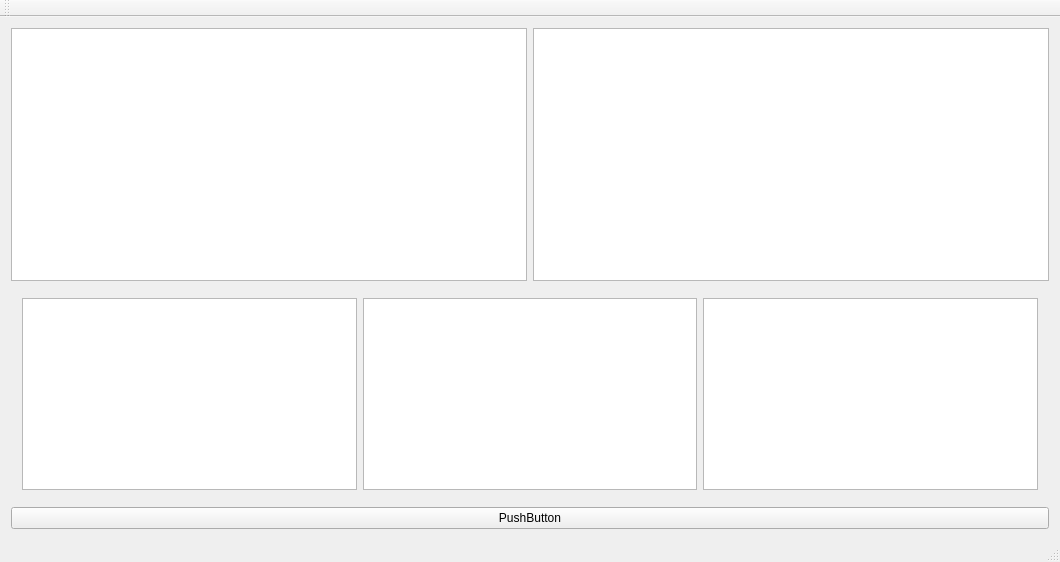
This is biobos_model/mainwindow.ui in Drakenhielm/Biobokningssystem as Qt 5 draws it before an edit. The edited form follows.
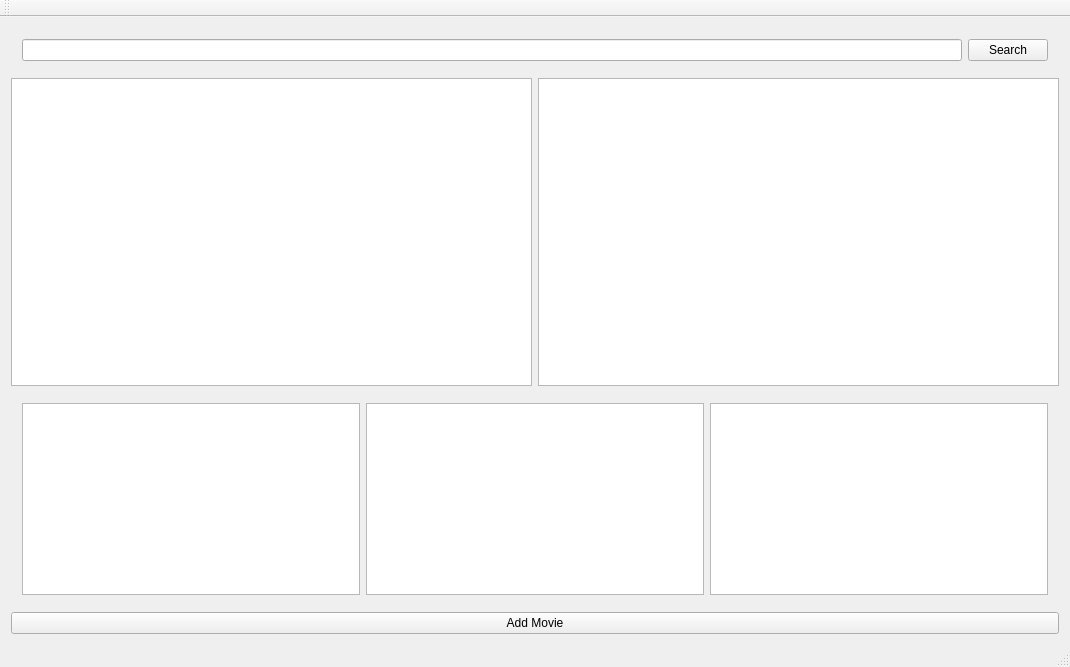
This is the edited form.

```diff
--- a/biobos_model/mainwindow.ui
+++ b/biobos_model/mainwindow.ui
@@ -6,8 +6,8 @@
    <rect>
     <x>0</x>
     <y>0</y>
-    <width>1060</width>
-    <height>562</height>
+    <width>1070</width>
+    <height>667</height>
    </rect>
   </property>
   <property name="windowTitle">
@@ -15,6 +15,22 @@
   </property>
   <widget class="QWidget" name="centralWidget">
    <layout class="QVBoxLayout" name="verticalLayout">
+    <item>
+     <widget class="QWidget" name="widget" native="true">
+      <layout class="QHBoxLayout" name="horizontalLayout_3">
+       <item>
+        <widget class="QLineEdit" name="lineEdit"/>
+       </item>
+       <item>
+        <widget class="QPushButton" name="pushButton_2">
+         <property name="text">
+          <string>Search</string>
+         </property>
+        </widget>
+       </item>
+      </layout>
+     </widget>
+    </item>
     <item>
      <layout class="QHBoxLayout" name="horizontalLayout_2">
       <item>
@@ -30,7 +46,7 @@
       <property name="orientation">
        <enum>Qt::Horizontal</enum>
       </property>
-      <widget class="QWidget" name="">
+      <widget class="QWidget" name="layoutWidget">
        <layout class="QHBoxLayout" name="horizontalLayout">
         <item>
          <widget class="QTableView" name="tableView_3"/>
@@ -48,7 +64,7 @@
     <item>
      <widget class="QPushButton" name="pushButton">
       <property name="text">
-       <string>PushButton</string>
+       <string>Add Movie</string>
       </property>
      </widget>
     </item>
```
Left out of the diff: 2 changed lines with no effect on the pictures.
